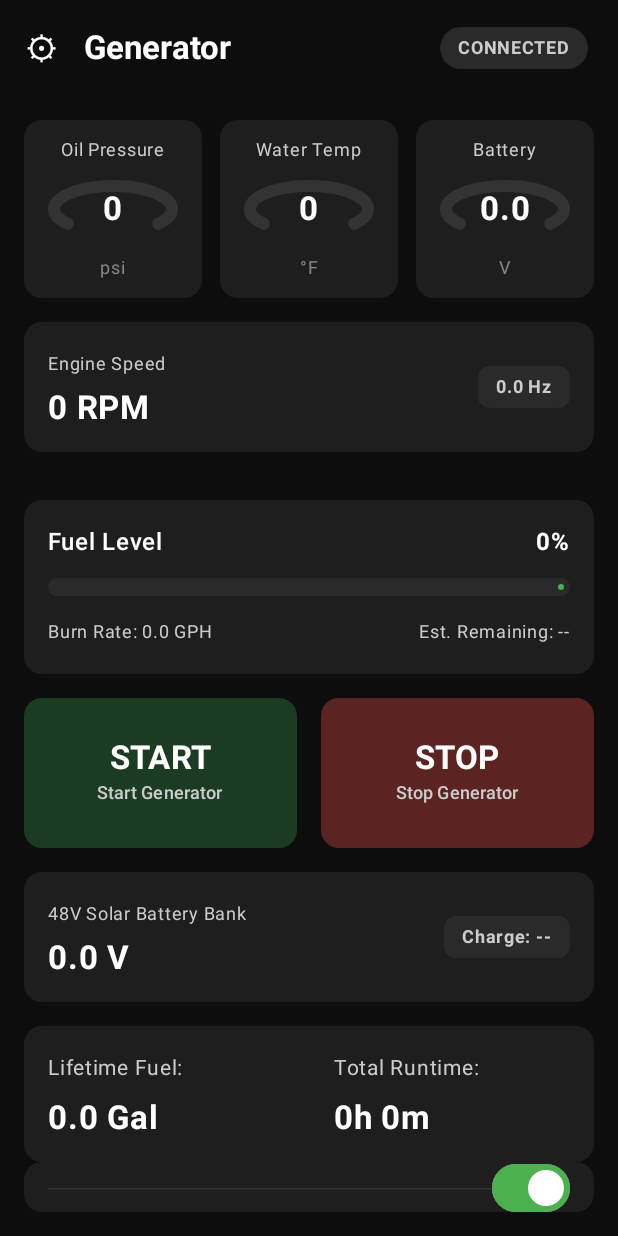
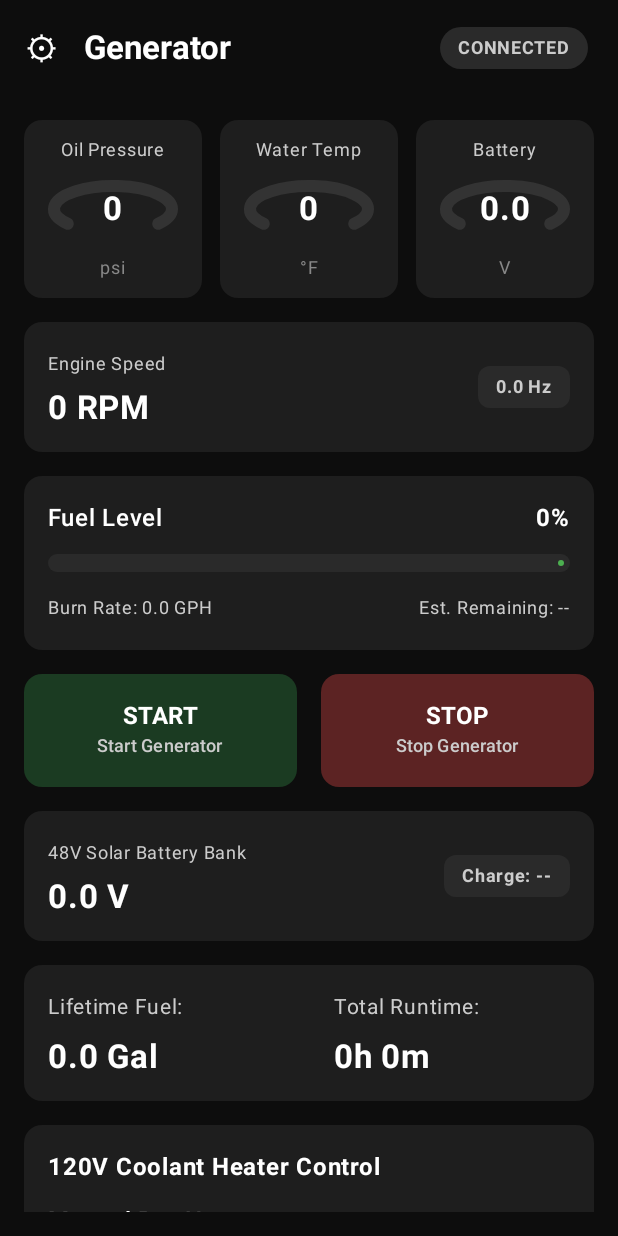
Before and after one commit to aahotch2001/-KohlerGenset, an Android app built with Jetpack Compose: the screen it shows after launch (MainActivity), on a phone screen of 412 x 824 dp. Run offline under Robolectric (Android 15) with nearby library versions, the phone set to English and light mode, and no system bars; libraries missing offline, so code that uses them is left out: org.eclipse.paho; 9 statements that could not run were skipped.

Commit message:
Enable vertical scrolling and make START/STOP buttons 25 percent smaller

```diff
--- a/app/src/main/java/com/hotchkin/kohlergenset/MainActivity.kt
+++ b/app/src/main/java/com/hotchkin/kohlergenset/MainActivity.kt
@@ -391,7 +391,8 @@ fun GeneratorAppScreen() {
             modifier = Modifier
                 .padding(innerPadding)
                 .padding(16.dp)
-                .fillMaxSize(),
+                .fillMaxSize()
+                .verticalScroll(rememberScrollState()),
             verticalArrangement = Arrangement.spacedBy(16.dp)
         ) {
             // GAUGES ROW (Oil, Water, Battery)
@@ -440,8 +441,6 @@ fun GeneratorAppScreen() {
                     }
                 }
             }
-
-            Spacer(modifier = Modifier.weight(1f))
 
             // FUEL LEVEL & CONSUMPTION CARD
             Surface(
@@ -496,7 +495,7 @@ fun GeneratorAppScreen() {
                     onClick = { pendingCommand = "START" },
                     modifier = Modifier
                         .weight(1f)
-                        .height(100.dp),
+                        .height(75.dp),
                     shape = RoundedCornerShape(12.dp),
                     colors = ButtonDefaults.outlinedButtonColors(
                         containerColor = Color(0xFF1B3B22),
@@ -505,7 +504,7 @@ fun GeneratorAppScreen() {
                     border = null
                 ) {
                     Column(horizontalAlignment = Alignment.CenterHorizontally) {
-                        Text("START", fontSize = MaterialTheme.typography.titleLarge.fontSize, color = Color.White, fontWeight = FontWeight.Bold)
+                        Text("START", fontSize = MaterialTheme.typography.titleMedium.fontSize, color = Color.White, fontWeight = FontWeight.Bold)
                         Text("Start Generator", fontSize = MaterialTheme.typography.bodySmall.fontSize, color = Color.LightGray)
                     }
                 }
@@ -515,7 +514,7 @@ fun GeneratorAppScreen() {
                     onClick = { pendingCommand = "STOP" },
                     modifier = Modifier
                         .weight(1f)
-                        .height(100.dp),
+                        .height(75.dp),
                     shape = RoundedCornerShape(12.dp),
                     colors = ButtonDefaults.outlinedButtonColors(
                         containerColor = Color(0xFF5C2323),
@@ -524,7 +523,7 @@ fun GeneratorAppScreen() {
                     border = null
                 ) {
                     Column(horizontalAlignment = Alignment.CenterHorizontally) {
-                        Text("STOP", fontSize = MaterialTheme.typography.titleLarge.fontSize, color = Color.White, fontWeight = FontWeight.Bold)
+                        Text("STOP", fontSize = MaterialTheme.typography.titleMedium.fontSize, color = Color.White, fontWeight = FontWeight.Bold)
                         Text("Stop Generator", fontSize = MaterialTheme.typography.bodySmall.fontSize, color = Color.LightGray)
                     }
                 }
```
